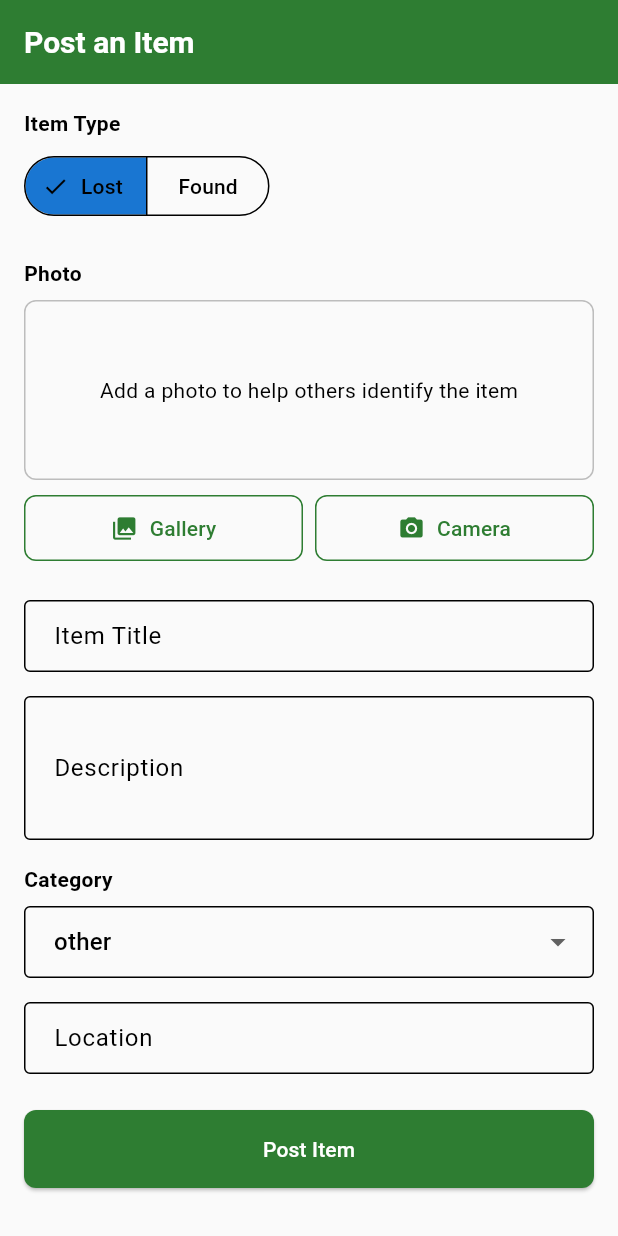
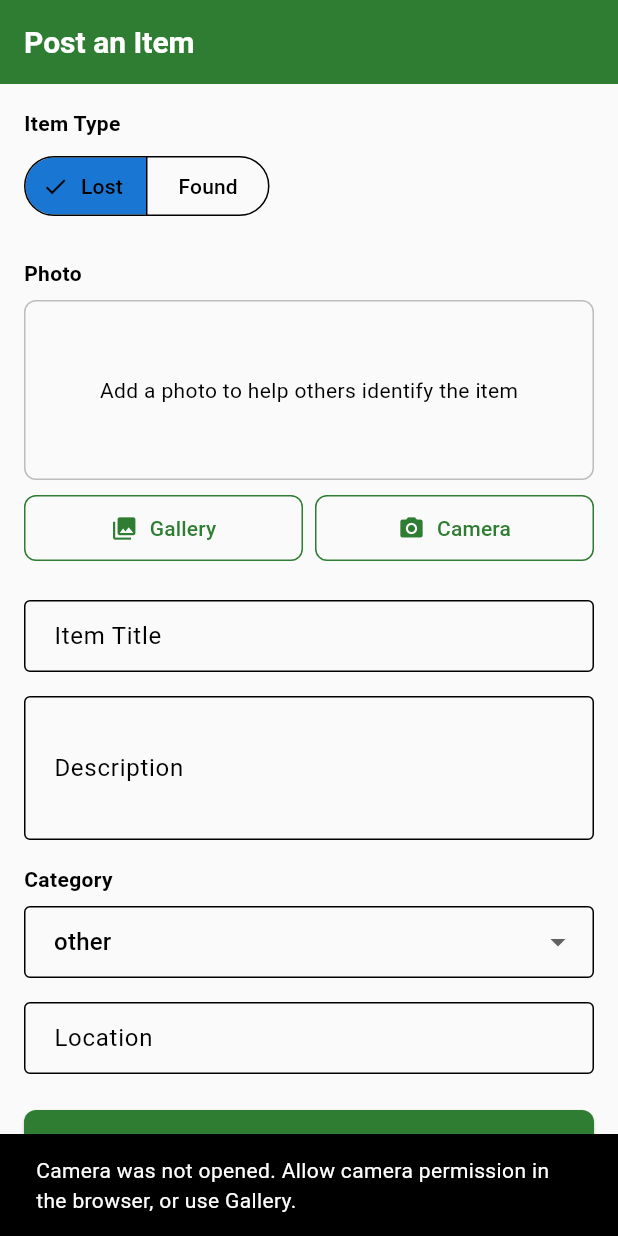
Before and after one commit to ShreyashYewale/campus-lost-and-found, a Flutter app: the PostItemScreen screen opened by its route, after a tap on "Camera", on a phone screen of 412 x 824 dp. Run offline on Flutter 3.47's test engine with Material 3 defaults, Android fonts, the phone set to English and light mode, and no system bars; our stand-ins replace go_router, image_picker, logger, shared_preferences; accounts and stored records are empty.

Commit message:
fix: improve camera picker on web and macOS
Show clear errors when camera is blocked, require localhost on web, and add camera permissions for native macOS.

Co-authored-by: Cursor <cursoragent@cursor.com>

```diff
--- a/frontend/lib/ui/screens/items/post_item_screen.dart
+++ b/frontend/lib/ui/screens/items/post_item_screen.dart
@@ -3,6 +3,7 @@ import 'dart:typed_data';
 import 'package:campus_lost_found/core/services/api_service.dart';
 import 'package:campus_lost_found/core/services/auth_service.dart';
 import 'package:campus_lost_found/core/services/item_service.dart';
+import 'package:flutter/foundation.dart' show kIsWeb;
 import 'package:flutter/material.dart';
 import 'package:go_router/go_router.dart';
 import 'package:image_picker/image_picker.dart';
@@ -39,18 +40,63 @@ class _PostItemScreenState extends State<PostItemScreen> {
   }
 
   Future<void> _pickPhoto(ImageSource source) async {
+    if (kIsWeb && source == ImageSource.camera) {
+      final host = Uri.base.host;
+      if (host != 'localhost' && host != '127.0.0.1') {
+        if (mounted) {
+          ScaffoldMessenger.of(context).showSnackBar(
+            const SnackBar(
+              content: Text(
+                'Camera on web only works at http://localhost:8080. Use Gallery, or restart with --web-hostname=localhost.',
+              ),
+            ),
+          );
+        }
+        return;
+      }
+    }
+
+    try {
       final picked = await _imagePicker.pickImage(
         source: source,
         maxWidth: 1600,
         imageQuality: 85,
+        requestFullMetadata: !kIsWeb,
       );
-    if (picked == null) return;
+
+      if (picked == null) {
+        if (mounted && source == ImageSource.camera) {
+          ScaffoldMessenger.of(context).showSnackBar(
+            const SnackBar(
+              content: Text(
+                'Camera was not opened. Allow camera permission in the browser, or use Gallery.',
+              ),
+            ),
+          );
+        }
+        return;
+      }
 
       final bytes = await picked.readAsBytes();
+      if (!mounted) return;
+
       setState(() {
         _photoBytes = bytes;
-      _photoFilename = picked.name;
+        _photoFilename = picked.name.isNotEmpty ? picked.name : 'photo.jpg';
       });
+    } catch (e) {
+      if (mounted) {
+        ScaffoldMessenger.of(context).showSnackBar(
+          SnackBar(
+            content: Text(
+              source == ImageSource.camera
+                  ? 'Camera error: $e. Try Gallery instead.'
+                  : 'Could not pick image: $e',
+            ),
+          ),
+        );
+      }
+    }
   }
 
   void _clearPhoto() {
--- a/frontend/pubspec.yaml
+++ b/frontend/pubspec.yaml
@@ -34,7 +34,7 @@ dependencies:
   logger: ^2.0.0
 
   # Media
-  image_picker: ^1.0.0
+  image_picker: ^1.1.2
 
 dev_dependencies:
   flutter_test:
```
Also changed, not shown: 2 other files. Lines whose indentation alone changed are shown as unchanged.
